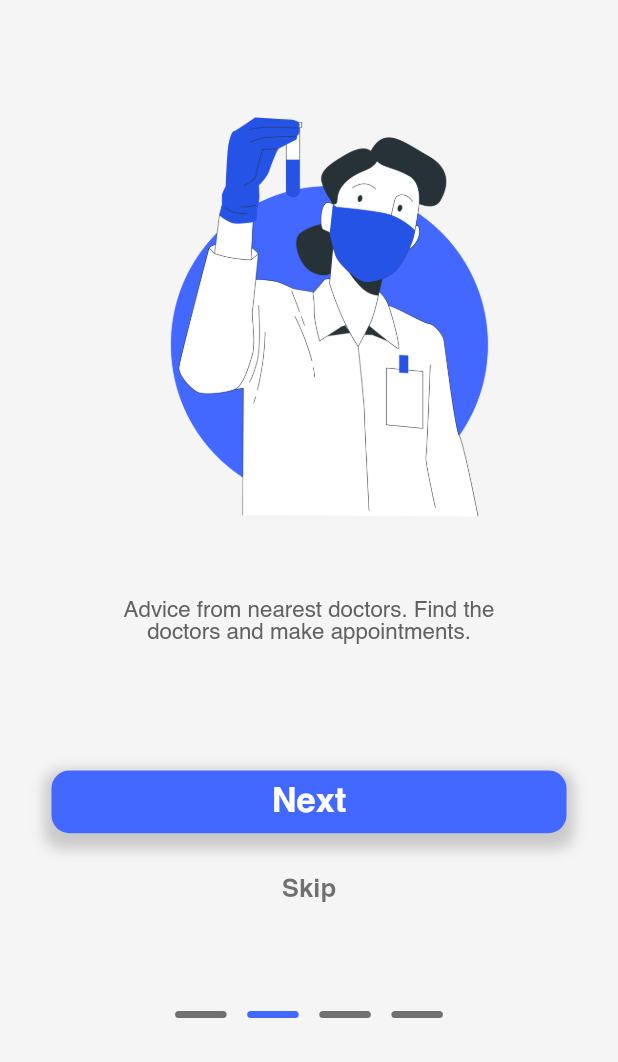
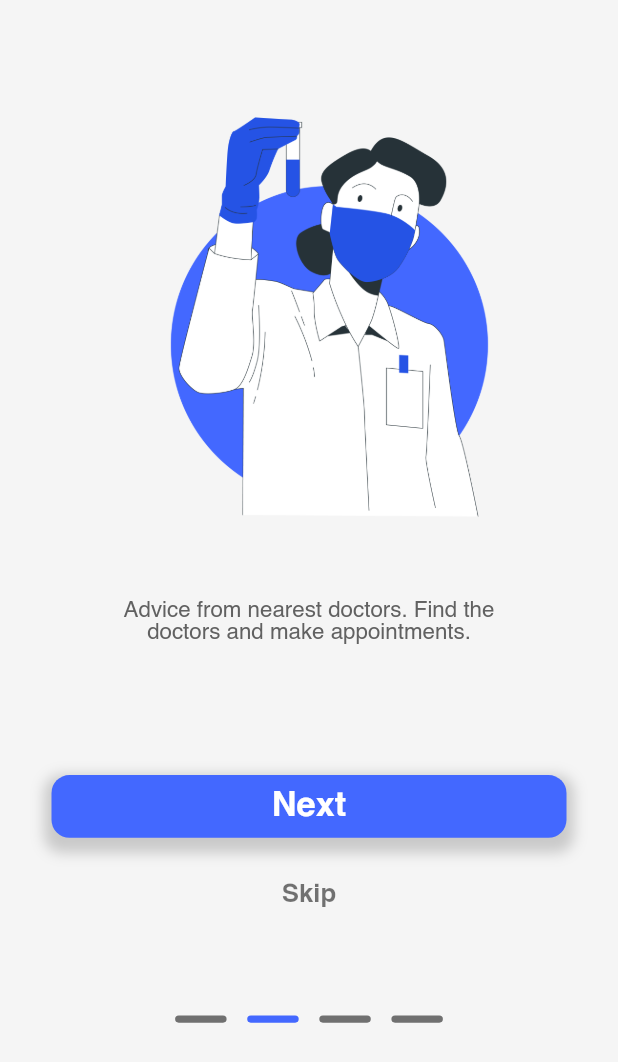
Before and after one commit to YeasirAR/Doctor-Appointment-System, a Flutter app: the PageOne screen opened directly, after a tap on "Next", on a phone screen of 412 x 824 dp. Shown: the top 1062 px of the screen. Run offline on Flutter 3.47's test engine with Material 2 defaults, Android fonts, the phone set to English and light mode, and no system bars; our stand-ins replace dio, flutter_screenutil, flutter_secure_storage, flutter_svg; accounts and stored records are empty; project files that could hold a hidden picture were left out.

Commit message:
intro slider dynamic

```diff
--- a/lib/Views/intro/launcher.dart
+++ b/lib/Views/intro/launcher.dart
@@ -44,7 +44,7 @@ class _LauncherScreenState extends State<LauncherScreen> {
         builder: (context) => MyBottomBar(), // Replace with your main screen
       ));
     } else {
-      Timer(Duration(seconds: 2), () {
+      Timer(const Duration(seconds: 2), () {
         Navigator.of(context).pushReplacement(
           MaterialPageRoute(
             builder: (_) => const Intro(),
--- a/lib/Views/intro/page1.dart
+++ b/lib/Views/intro/page1.dart
@@ -1,11 +1,47 @@
-import 'package:easy_lab/Views/intro/page2.dart';
 import 'package:flutter/material.dart';
 import 'package:flutter_screenutil/flutter_screenutil.dart';
 
 import '../loginReg/login.dart';
 
-class PageOne extends StatelessWidget {
+class PageOne extends StatefulWidget {
   PageOne({Key? key}) : super(key: key);
+
+  @override
+  State<PageOne> createState() => _PageOneState();
+}
+
+class _PageOneState extends State<PageOne> {
+  final List<String> images = [
+    "assets/images/illustrations-02.png",
+    "assets/images/illustrations-03.png",
+    "assets/images/illustrations-04.png",
+    "assets/images/illustrations-05.png",
+  ];
+
+  final List<String> texts = [
+    "Hundreds of specialists get medical advice & treatment service from specialist doctor anytime.",
+    "Advice from nearest doctors. Find the doctors and make appointments.\n",
+    "Consult your problems with your doctors and easy to connect with better treatment.\n",
+    "24/7 doctor avaiability\n\n",
+  ];
+  int index = 0;
+  List<Color> colors = [
+    Color(0xFF4368FF),
+     Colors.black54,
+    Colors.black54,
+    Colors.black54,
+  ];
+  void alternateColor(int idx){
+    for(int i=0; i<4; i++){
+      if(i == idx){
+        colors[i] = Color(0xFF4368FF);
+      }
+      else{
+        colors[i] = Colors.black54;
+      }
+    }
+  }
+
 
   @override
   Widget build(BuildContext context) {
@@ -20,8 +56,7 @@ class PageOne extends StatelessWidget {
             Center(
               child: Image(
                 image: AssetImage(
-                    "assets/images/illustrations-02.png"
-                ),
+                    images[index]),
                 height: 250.h,
                 width: 250.w,
               ),
@@ -33,7 +68,7 @@ class PageOne extends StatelessWidget {
             Padding(
               padding: EdgeInsets.symmetric(horizontal: 52.w),
               child: Center(
-                child: Text("Hundreds of specialists get medical advice & treatment service from specialist doctor anytime.",
+                child: Text(texts[index],
                   textAlign: TextAlign.center,
                   style: TextStyle(
                       fontSize: 13.sp,
@@ -48,20 +83,28 @@ class PageOne extends StatelessWidget {
 
             InkWell(
               onTap: () {
-                Navigator.push(context, MaterialPageRoute(builder: (context) => PageTwo(),),);
+                setState(() {
+                  if(index == 3){
+                    Navigator.push(context, MaterialPageRoute(builder: (context) => const Login(),),);
+                  }
+                  else{
+                    index++;
+                    alternateColor(index);
+                  }
+                });
               },
               child: Container(
                 height: 35.h,
                 width: 300.w,
                 decoration: BoxDecoration(
-                  color: Color(0xFF4368FF),
+                  color: const Color(0xFF4368FF),
                   borderRadius: BorderRadius.circular(10.h),
                   boxShadow: [
                     BoxShadow(
                       color: Colors.grey.withOpacity(0.5),
                       spreadRadius: 5,
                       blurRadius: 7,
-                      offset: Offset(0, 5),
+                      offset: const Offset(0, 5),
                     ),
                   ],
                 ),
@@ -82,7 +125,7 @@ class PageOne extends StatelessWidget {
 
             InkWell(
               onTap: () {
-                Navigator.push(context, MaterialPageRoute(builder: (context) => Login(),),);
+                Navigator.push(context, MaterialPageRoute(builder: (context) => const Login(),),);
               },
               child: Center(
                 child: Text("Skip",
@@ -105,7 +148,7 @@ class PageOne extends StatelessWidget {
                   height: 4.h,
                   width: 30.w,
                   decoration: BoxDecoration(
-                    color: Color(0xFF4368FF),
+                    color: colors[0],
                     borderRadius: BorderRadius.circular(10.h),
                   ),
                 ),
@@ -114,7 +157,7 @@ class PageOne extends StatelessWidget {
                   height: 4.h,
                   width: 30.w,
                   decoration: BoxDecoration(
-                    color: Colors.black54,
+                    color: colors[1],
                     borderRadius: BorderRadius.circular(10.h),
                   ),
                 ),
@@ -123,7 +166,7 @@ class PageOne extends StatelessWidget {
                   height: 4.h,
                   width: 30.w,
                   decoration: BoxDecoration(
-                    color: Colors.black54,
+                    color: colors[2],
                     borderRadius: BorderRadius.circular(10.h),
                   ),
                 ),
@@ -132,7 +175,7 @@ class PageOne extends StatelessWidget {
                   height: 4.h,
                   width: 30.w,
                   decoration: BoxDecoration(
-                    color: Colors.black54,
+                    color: colors[3],
                     borderRadius: BorderRadius.circular(10.h),
                   ),
                 ),
--- a/lib/Views/intro/page2.dart
+++ /dev/null
@@ -1,151 +0,0 @@
-import 'package:easy_lab/Views/intro/page1.dart';
-import 'package:easy_lab/Views/intro/page3.dart';
-import 'package:flutter/material.dart';
-import 'package:flutter_screenutil/flutter_screenutil.dart';
-import '../loginReg/login.dart';
-
-class PageTwo extends StatelessWidget {
-  const PageTwo({Key? key}) : super(key: key);
-
-  @override
-  Widget build(BuildContext context) {
-    return Scaffold(
-      backgroundColor: Colors.grey[100],
-      body: SafeArea(
-        child: Column(
-          children: [
-            SizedBox(height: 50.h,),
-
-            //image
-            Center(
-              child: Image(
-                image: AssetImage(
-                    "assets/images/illustrations-03.png"
-                ),
-                height: 250.h,
-                width: 250.w,
-              ),
-            ),
-
-            SizedBox(height: 35.h,),
-
-            //text
-            Padding(
-              padding: EdgeInsets.symmetric(horizontal: 52.w),
-              child: Center(
-                child: Text("Advice from nearest doctors. Find the doctors and make appointments.",
-                  textAlign: TextAlign.center,
-                  style: TextStyle(
-                      fontSize: 13.sp,
-                      color: Colors.grey[700],
-                      fontFamily: 'Helvetica'
-                  ),
-                ),
-              ),
-            ),
-
-            SizedBox(height: 70.h,),
-
-            InkWell(
-              onTap: () {
-                Navigator.push(context, MaterialPageRoute(builder: (context) => PageThree(),),);
-              },
-              child: Container(
-                height: 35.h,
-                width: 300.w,
-                decoration: BoxDecoration(
-                  color: Color(0xFF4368FF),
-                  borderRadius: BorderRadius.circular(10.h),
-                  boxShadow: [
-                    BoxShadow(
-                      color: Colors.grey.withOpacity(0.5),
-                      spreadRadius: 5,
-                      blurRadius: 7,
-                      offset: Offset(0, 5),
-                    ),
-                  ],
-                ),
-                child: Center(
-                  child: Text("Next",
-                    style: TextStyle(
-                        color: Colors.white,
-                        fontSize: 20.sp,
-                        fontWeight: FontWeight.bold,
-                        fontFamily: 'Helvetica'
-                    ),
-                  ),
-                ),
-              ),
-            ),
-
-            SizedBox(height: 25.h,),
-
-            InkWell(
-              onTap: () {
-                Navigator.push(context, MaterialPageRoute(builder: (context) => Login(),),);
-              },
-              child: Center(
-                child: Text("Skip",
-                  style: TextStyle(
-                      color: Colors.black54,
-                      fontSize: 15.sp,
-                      fontWeight: FontWeight.bold,
-                      fontFamily: 'Helvetica'
-                  ),
-                ),
-              ),
-            ),
-
-            SizedBox(height: 60.h,),
-
-            Row(
-              mainAxisAlignment: MainAxisAlignment.center,
-              children: [
-                InkWell(
-                  onTap: () {
-                    Navigator.push(context, MaterialPageRoute(builder: (context) => PageOne(),),);
-                  },
-                  child: Container(
-                    height: 4.h,
-                    width: 30.w,
-                    decoration: BoxDecoration(
-                      color: Colors.black54,
-                      borderRadius: BorderRadius.circular(10.h),
-                    ),
-                  ),
-                ),
-                SizedBox(width: 12.w,),
-                Container(
-                  height: 4.h,
-                  width: 30.w,
-                  decoration: BoxDecoration(
-                    color: Color(0xFF4368FF),
-                    borderRadius: BorderRadius.circular(10.h),
-                  ),
-                ),
-                SizedBox(width: 12.w,),
-                Container(
-                  height: 4.h,
-                  width: 30.w,
-                  decoration: BoxDecoration(
-                    color: Colors.black54,
-                    borderRadius: BorderRadius.circular(10.h),
-                  ),
-                ),
-                SizedBox(width: 12.w,),
-                Container(
-                  height: 4.h,
-                  width: 30.w,
-                  decoration: BoxDecoration(
-                    color: Colors.black54,
-                    borderRadius: BorderRadius.circular(10.h),
-                  ),
-                ),
-              ],
-            ),
-          ],
-        ),
-      ),
-    );
-  }
-}
```
Also changed, not shown: lib/Views/intro/page3.dart (deleted, +0 -157 lines), lib/Views/intro/page4.dart (deleted, +0 -145 lines).
